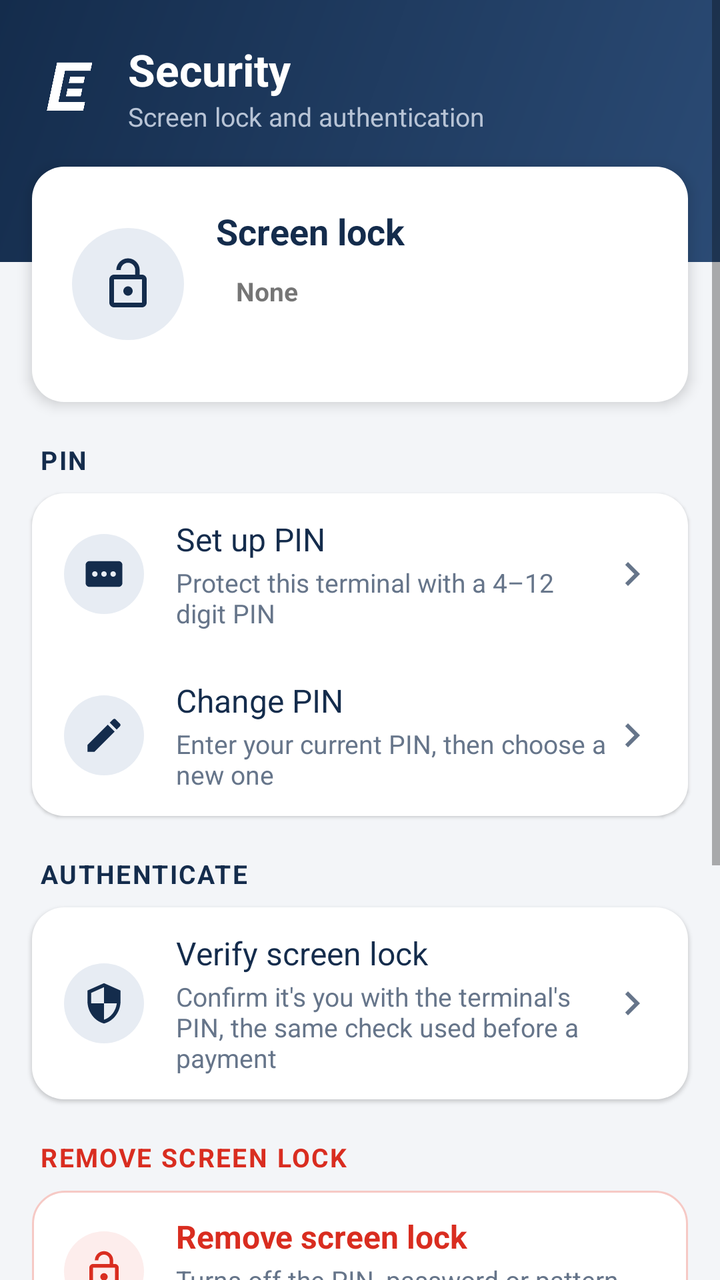
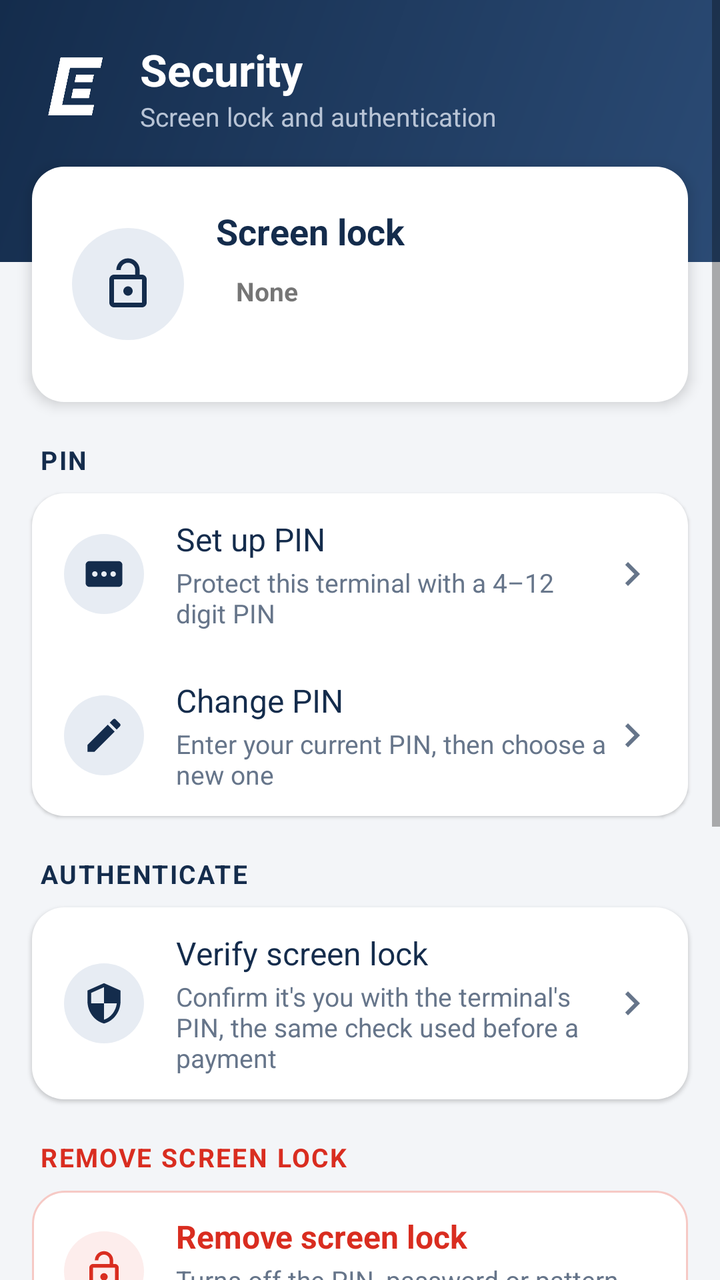

Screens rendered from an Android XML layout before and after an edit, with the pre-edit source and the edit as a unified diff.
<!-- AndroidManifest.xml: activity theme AppTheme.Settings -->
<!-- res/layout/activity_settings.xml -->
<?xml version="1.0" encoding="utf-8"?>
<ScrollView xmlns:android="http://schemas.android.com/apk/res/android"
    android:layout_width="match_parent"
    android:layout_height="match_parent"
    android:background="@color/bg"
    android:fillViewport="true">

    <LinearLayout
        android:layout_width="match_parent"
        android:layout_height="wrap_content"
        android:orientation="vertical"
        android:paddingBottom="28dp">

        
        <LinearLayout
            android:layout_width="match_parent"
            android:layout_height="wrap_content"
            android:background="@drawable/bg_header"
            android:gravity="center_vertical"
            android:orientation="horizontal"
            android:paddingStart="20dp"
            android:paddingTop="20dp"
            android:paddingEnd="20dp"
            android:paddingBottom="64dp">

            <ImageView
                android:layout_width="30dp"
                android:layout_height="40dp"
                android:contentDescription="Exto"
                android:scaleType="fitCenter"
                android:src="@drawable/exto_logo_white" />

            <LinearLayout
                android:layout_width="0dp"
                android:layout_height="wrap_content"
                android:layout_marginStart="14dp"
                android:layout_weight="1"
                android:orientation="vertical">

                <TextView
                    android:layout_width="wrap_content"
                    android:layout_height="wrap_content"
                    android:text="Security"
                    android:textColor="@color/on_primary"
                    android:textSize="22sp"
                    android:textStyle="bold" />

                <TextView
                    android:layout_width="wrap_content"
                    android:layout_height="wrap_content"
                    android:text="Screen lock and authentication"
                    android:textColor="@color/on_primary_muted"
                    android:textSize="13sp" />
            </LinearLayout>
        </LinearLayout>

        
        <LinearLayout
            android:layout_width="match_parent"
            android:layout_height="wrap_content"
            android:layout_marginStart="16dp"
            android:layout_marginTop="-48dp"
            android:layout_marginEnd="16dp"
            android:background="@drawable/bg_card"
            android:elevation="4dp"
            android:gravity="center_vertical"
            android:orientation="horizontal"
            android:padding="20dp">

            <ImageView
                android:id="@+id/ivStatus"
                android:layout_width="56dp"
                android:layout_height="56dp"
                android:background="@drawable/bg_icon_circle"
                android:contentDescription="@null"
                android:padding="14dp"
                android:src="@drawable/ic_lock_open"
                android:tint="@color/primary" />

            <LinearLayout
                android:layout_width="0dp"
                android:layout_height="wrap_content"
                android:layout_marginStart="16dp"
                android:layout_weight="1"
                android:orientation="vertical">

                <TextView
                    android:layout_width="wrap_content"
                    android:layout_height="wrap_content"
                    android:text="Screen lock"
                    android:textColor="@color/text_primary"
                    android:textSize="18sp"
                    android:textStyle="bold" />

                <TextView
                    android:id="@+id/tvStatus"
                    android:layout_width="wrap_content"
                    android:layout_height="wrap_content"
                    android:layout_marginTop="6dp"
                    android:paddingStart="10dp"
                    android:paddingTop="3dp"
                    android:paddingEnd="10dp"
                    android:paddingBottom="3dp"
                    android:text="None"
                    android:textSize="13sp"
                    android:textStyle="bold" />

                <TextView
                    android:id="@+id/tvStatusDetail"
                    android:layout_width="match_parent"
                    android:layout_height="wrap_content"
                    android:layout_marginTop="6dp"
                    android:textColor="@color/text_secondary"
                    android:textSize="13sp" />
            </LinearLayout>
        </LinearLayout>

        
        <TextView
            style="@style/SectionHeader"
            android:text="PIN" />

        <LinearLayout
            android:layout_width="match_parent"
            android:layout_height="wrap_content"
            android:layout_marginStart="16dp"
            android:layout_marginEnd="16dp"
            android:background="@drawable/bg_card"
            android:elevation="1dp"
            android:orientation="vertical">

            <LinearLayout
                android:id="@+id/rowSetup"
                style="@style/Row">

                <ImageView
                    style="@style/RowIcon"
                    android:contentDescription="@null"
                    android:src="@drawable/ic_pin" />

                <LinearLayout
                    android:layout_width="0dp"
                    android:layout_height="wrap_content"
                    android:layout_weight="1"
                    android:orientation="vertical">

                    <TextView
                        style="@style/RowTitle"
                        android:text="Set up PIN" />

                    <TextView
                        style="@style/RowSummary"
                        android:text="Protect this terminal with a 4–12 digit PIN" />
                </LinearLayout>

                <ImageView
                    android:layout_width="24dp"
                    android:layout_height="24dp"
                    android:contentDescription="@null"
                    android:src="@drawable/ic_chevron"
                    android:tint="@color/text_secondary" />
            </LinearLayout>

            <LinearLayout
                android:id="@+id/rowChange"
                style="@style/Row">

                <ImageView
                    style="@style/RowIcon"
                    android:contentDescription="@null"
                    android:src="@drawable/ic_edit" />

                <LinearLayout
                    android:layout_width="0dp"
                    android:layout_height="wrap_content"
                    android:layout_weight="1"
                    android:orientation="vertical">

                    <TextView
                        style="@style/RowTitle"
                        android:text="Change PIN" />

                    <TextView
                        style="@style/RowSummary"
                        android:text="Enter your current PIN, then choose a new one" />
                </LinearLayout>

                <ImageView
                    android:layout_width="24dp"
                    android:layout_height="24dp"
                    android:contentDescription="@null"
                    android:src="@drawable/ic_chevron"
                    android:tint="@color/text_secondary" />
            </LinearLayout>
        </LinearLayout>

        
        <TextView
            style="@style/SectionHeader"
            android:text="Authenticate" />

        <LinearLayout
            android:layout_width="match_parent"
            android:layout_height="wrap_content"
            android:layout_marginStart="16dp"
            android:layout_marginEnd="16dp"
            android:background="@drawable/bg_card"
            android:elevation="1dp"
            android:orientation="vertical">

            <LinearLayout
                android:id="@+id/rowAuth"
                style="@style/Row">

                <ImageView
                    style="@style/RowIcon"
                    android:contentDescription="@null"
                    android:src="@drawable/ic_verified_user" />

                <LinearLayout
                    android:layout_width="0dp"
                    android:layout_height="wrap_content"
                    android:layout_weight="1"
                    android:orientation="vertical">

                    <TextView
                        android:id="@+id/tvAuthTitle"
                        style="@style/RowTitle"
                        android:text="Verify screen lock" />

                    <TextView
                        android:id="@+id/tvAuthSummary"
                        style="@style/RowSummary"
                        android:text="Confirm it's you with the terminal's PIN, the same check used before a payment" />

                    <TextView
                        android:id="@+id/tvAuthResult"
                        android:layout_width="wrap_content"
                        android:layout_height="wrap_content"
                        android:layout_marginTop="8dp"
                        android:paddingStart="10dp"
                        android:paddingTop="3dp"
                        android:paddingEnd="10dp"
                        android:paddingBottom="3dp"
                        android:textSize="12sp"
                        android:textStyle="bold"
                        android:visibility="gone" />
                </LinearLayout>

                <ImageView
                    android:id="@+id/ivAuthChevron"
                    android:layout_width="24dp"
                    android:layout_height="24dp"
                    android:contentDescription="@null"
                    android:src="@drawable/ic_chevron"
                    android:tint="@color/text_secondary" />
            </LinearLayout>
        </LinearLayout>

        
        <TextView
            android:id="@+id/headerRemove"
            style="@style/SectionHeader"
            android:text="Remove screen lock"
            android:textColor="@color/danger" />

        <LinearLayout
            android:id="@+id/cardRemove"
            android:layout_width="match_parent"
            android:layout_height="wrap_content"
            android:layout_marginStart="16dp"
            android:layout_marginEnd="16dp"
            android:background="@drawable/bg_card_danger"
            android:orientation="vertical">

            <LinearLayout
                android:id="@+id/rowRemove"
                style="@style/Row">

                <ImageView
                    style="@style/RowIcon"
                    android:background="@drawable/bg_icon_circle_danger"
                    android:contentDescription="@null"
                    android:src="@drawable/ic_lock_open"
                    android:tint="@color/danger" />

                <LinearLayout
                    android:layout_width="0dp"
                    android:layout_height="wrap_content"
                    android:layout_weight="1"
                    android:orientation="vertical">

                    <TextView
                        style="@style/RowTitle"
                        android:text="Remove screen lock"
                        android:textColor="@color/danger"
                        android:textStyle="bold" />

                    <TextView
                        android:id="@+id/tvRemoveSummary"
                        style="@style/RowSummary"
                        android:text="Turns off the PIN, password or pattern. You'll confirm the current lock first." />
                </LinearLayout>
            </LinearLayout>
        </LinearLayout>

        <TextView
            android:id="@+id/tvRemoveNote"
            android:layout_width="match_parent"
            android:layout_height="wrap_content"
            android:paddingStart="20dp"
            android:paddingTop="8dp"
            android:paddingEnd="20dp"
            android:text="After removing it, anyone can unlock this terminal, and payments that need a screen-lock check will stop working until a new lock is set."
            android:textColor="@color/text_secondary"
            android:textSize="12sp" />

        
        <TextView
            style="@style/SectionHeader"
            android:text="Lock screen" />

        <LinearLayout
            android:layout_width="match_parent"
            android:layout_height="wrap_content"
            android:layout_marginStart="16dp"
            android:layout_marginEnd="16dp"
            android:background="@drawable/bg_card"
            android:elevation="1dp"
            android:orientation="vertical">

            <LinearLayout
                android:id="@+id/rowMessage"
                style="@style/Row">

                <ImageView
                    style="@style/RowIcon"
                    android:contentDescription="@null"
                    android:src="@drawable/ic_message" />

                <LinearLayout
                    android:layout_width="0dp"
                    android:layout_height="wrap_content"
                    android:layout_weight="1"
                    android:orientation="vertical">

                    <TextView
                        style="@style/RowTitle"
                        android:text="Lock screen message" />

                    <TextView
                        android:id="@+id/tvMessage"
                        style="@style/RowSummary"
                        android:ellipsize="end"
                        android:maxLines="2"
                        android:text="Loading…" />
                </LinearLayout>
            </LinearLayout>

            <View
                android:layout_width="match_parent"
                android:layout_height="1dp"
                android:layout_marginStart="72dp"
                android:background="@color/divider" />

            <LinearLayout
                android:id="@+id/rowNotifications"
                style="@style/Row">

                <ImageView
                    style="@style/RowIcon"
                    android:contentDescription="@null"
                    android:src="@drawable/ic_notifications" />

                <LinearLayout
                    android:layout_width="0dp"
                    android:layout_height="wrap_content"
                    android:layout_weight="1"
                    android:orientation="vertical">

                    <TextView
                        style="@style/RowTitle"
                        android:text="Notifications on lock screen" />

                    <TextView
                        android:id="@+id/tvNotifications"
                        style="@style/RowSummary"
                        android:text="Loading…" />
                </LinearLayout>
            </LinearLayout>
        </LinearLayout>
    </LinearLayout>
</ScrollView>
<!-- resources referenced by this layout -->
<resources>
  <color name="bg">#F3F5F8</color>
  <color name="danger">#D92D20</color>
  <color name="divider">#E3E8EF</color>
  <color name="on_primary">#FFFFFF</color>
  <color name="on_primary_muted">#B8C4D6</color>
  <color name="primary">#142C4C</color>
  <color name="text_primary">#142C4C</color>
  <color name="text_secondary">#66758A</color>
  <!-- drawable bg_card (drawable) -->
  <?xml version="1.0" encoding="utf-8"?>
  <shape xmlns:android="http://schemas.android.com/apk/res/android">
      <solid android:color="@color/surface" />
      <corners android:radius="16dp" />
  </shape>
  <!-- drawable bg_card_danger (drawable) -->
  <?xml version="1.0" encoding="utf-8"?>
  <shape xmlns:android="http://schemas.android.com/apk/res/android">
      <solid android:color="@color/surface" />
      <stroke android:width="1dp" android:color="@color/danger_border" />
      <corners android:radius="16dp" />
  </shape>
  <!-- drawable bg_header (drawable) -->
  <?xml version="1.0" encoding="utf-8"?>
  <shape xmlns:android="http://schemas.android.com/apk/res/android">
      <gradient android:angle="315" android:startColor="@color/primary" android:endColor="@color/primary_light" />
  </shape>
  <!-- drawable bg_icon_circle (drawable) -->
  <?xml version="1.0" encoding="utf-8"?>
  <shape xmlns:android="http://schemas.android.com/apk/res/android" android:shape="oval">
      <solid android:color="@color/primary_soft" />
  </shape>
  <!-- drawable bg_icon_circle_danger (drawable) -->
  <?xml version="1.0" encoding="utf-8"?>
  <shape xmlns:android="http://schemas.android.com/apk/res/android" android:shape="oval">
      <solid android:color="@color/danger_soft" />
  </shape>
  <!-- drawable ic_chevron (drawable) -->
  <?xml version="1.0" encoding="utf-8"?>
  <vector xmlns:android="http://schemas.android.com/apk/res/android"
      android:width="24dp" android:height="24dp"
      android:viewportWidth="24" android:viewportHeight="24">
      <path android:fillColor="#FF000000" android:pathData="M10,6L8.59,7.41 13.17,12l-4.58,4.59L10,18l6,-6z" />
  </vector>
  <!-- drawable ic_message (drawable) -->
  <?xml version="1.0" encoding="utf-8"?>
  <vector xmlns:android="http://schemas.android.com/apk/res/android"
      android:width="24dp" android:height="24dp"
      android:viewportWidth="24" android:viewportHeight="24">
      <path android:fillColor="#FF000000" android:pathData="M20,2H4c-1.1,0 -2,0.9 -2,2v18l4,-4h14c1.1,0 2,-0.9 2,-2V4c0,-1.1 -0.9,-2 -2,-2zM18,14H6v-2h12v2zM18,11H6V9h12v2zM18,8H6V6h12v2z" />
  </vector>
  <style name="RowIcon">
          <item name="android:layout_width">40dp</item>
          <item name="android:layout_height">40dp</item>
          <item name="android:padding">9dp</item>
          <item name="android:layout_marginEnd">16dp</item>
          <item name="android:background">@drawable/bg_icon_circle</item>
          <item name="android:tint">@color/primary</item>
      </style>
  <style name="RowSummary">
          <item name="android:layout_width">match_parent</item>
          <item name="android:layout_height">wrap_content</item>
          <item name="android:layout_marginTop">2dp</item>
          <item name="android:textColor">@color/text_secondary</item>
          <item name="android:textSize">13sp</item>
      </style>
  <style name="RowTitle">
          <item name="android:layout_width">match_parent</item>
          <item name="android:layout_height">wrap_content</item>
          <item name="android:textColor">@color/text_primary</item>
          <item name="android:textSize">16sp</item>
      </style>
  <color name="surface">#FFFFFF</color>
  <color name="danger_border">#F6C9C5</color>
  <color name="primary_light">#2B4B75</color>
  <color name="primary_soft">#E7ECF3</color>
  <color name="danger_soft">#FDEDEC</color>
  <style name="AppDialog" parent="@android:style/Theme.Material.Light.Dialog.Alert">
          <item name="android:colorAccent">@color/primary</item>
      </style>
  <!-- unchanged entries left out for length: 9 -->
</resources>

<!-- the commit's change to res/layout/activity_settings.xml (unified diff, before → after) -->
@@ -24,8 +24,8 @@
             android:paddingBottom="64dp">
 
             <ImageView
-                android:layout_width="30dp"
-                android:layout_height="40dp"
+                android:layout_width="36dp"
+                android:layout_height="36dp"
                 android:contentDescription="Exto"
                 android:scaleType="fitCenter"
                 android:src="@drawable/exto_logo_white" />
@@ -389,5 +389,15 @@
                 </LinearLayout>
             </LinearLayout>
         </LinearLayout>
+
+        
+        <TextView
+            android:id="@+id/tvVersion"
+            android:layout_width="match_parent"
+            android:layout_height="wrap_content"
+            android:layout_marginTop="28dp"
+            android:gravity="center"
+            android:textColor="@color/text_secondary"
+            android:textSize="12sp" />
     </LinearLayout>
 </ScrollView>
